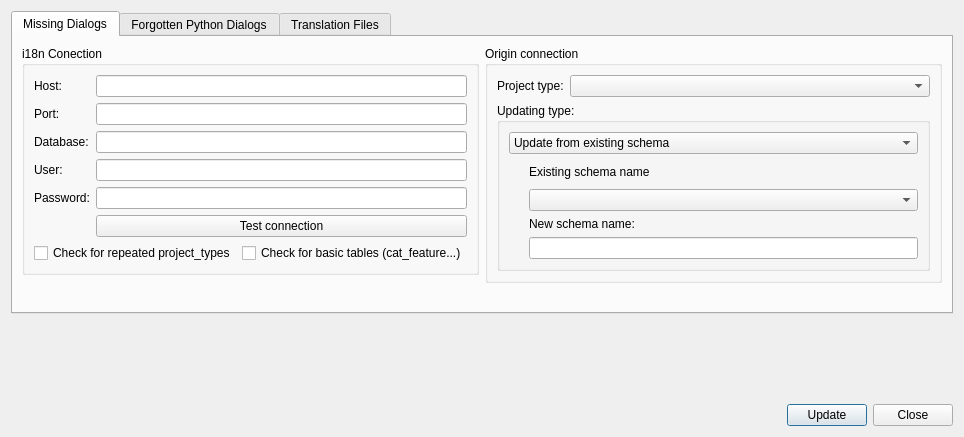
This is core/ui/admin/admin_i18n_manager.ui in Giswater/giswater_qgis_plugin as Qt 5 draws it before an edit. The edited form follows.
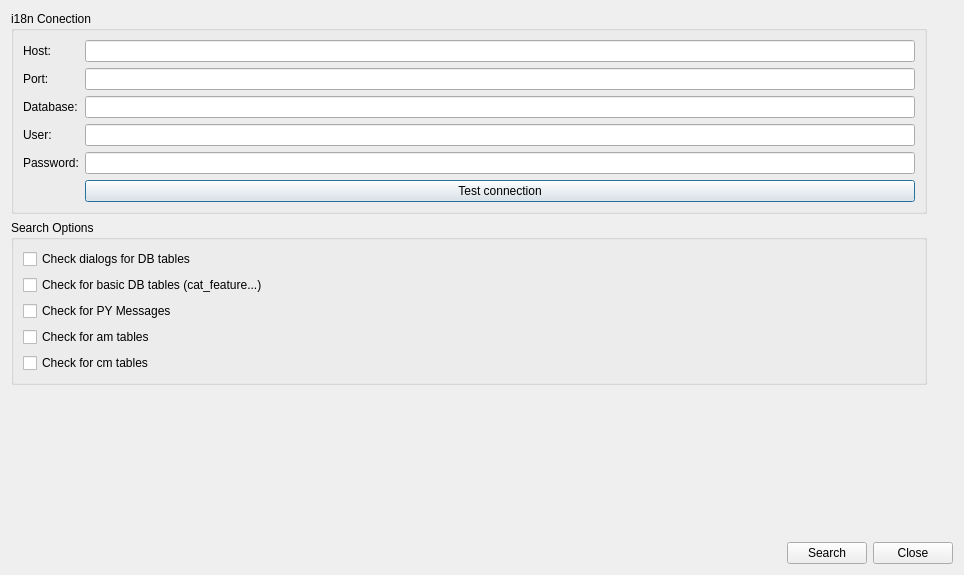
This is the edited form.

Commit message: fix(i18n): Improve i18n_manager to work with other schemas (am...)

The edit to the form file:
```diff
--- a/core/ui/admin/admin_i18n_manager.ui
+++ b/core/ui/admin/admin_i18n_manager.ui
@@ -7,7 +7,7 @@
     <x>0</x>
     <y>0</y>
     <width>964</width>
-    <height>437</height>
+    <height>575</height>
    </rect>
   </property>
   <property name="minimumSize">
@@ -26,154 +26,46 @@
    <string>Dialog</string>
   </property>
   <layout class="QGridLayout" name="gridLayout_4">
-   <item row="3" column="0" colspan="2">
-    <layout class="QGridLayout" name="lyt_buttons">
-     <item row="0" column="1">
-      <widget class="QPushButton" name="btn_update">
-       <property name="text">
-        <string>Update</string>
-       </property>
-      </widget>
-     </item>
-     <item row="0" column="2">
-      <widget class="QPushButton" name="btn_close">
-       <property name="text">
-        <string>Close</string>
-       </property>
-      </widget>
-     </item>
-     <item row="0" column="0">
-      <spacer name="horizontalSpacer">
-       <property name="orientation">
-        <enum>Qt::Horizontal</enum>
-       </property>
-       <property name="sizeHint" stdset="0">
-        <size>
-         <width>513</width>
-         <height>20</height>
-        </size>
-       </property>
-      </spacer>
-     </item>
-    </layout>
-   </item>
-   <item row="0" column="0" colspan="2">
-    <widget class="QTabWidget" name="tabmain">
-     <property name="currentIndex">
-      <number>0</number>
-     </property>
-     <widget class="QWidget" name="tab_missing_dialogs">
-      <attribute name="title">
-       <string>Missing Dialogs</string>
-      </attribute>
-      <layout class="QGridLayout" name="gridLayout_3">
-       <item row="2" column="0" colspan="2">
-        <widget class="QLabel" name="lbl_info">
-         <property name="text">
-          <string/>
-         </property>
-        </widget>
-       </item>
-       <item row="0" column="1" rowspan="2">
-        <widget class="QGroupBox" name="grb_org_conn">
-         <property name="enabled">
-          <bool>true</bool>
-         </property>
-         <property name="minimumSize">
-          <size>
-           <width>0</width>
-           <height>0</height>
-          </size>
-         </property>
+   <item row="1" column="0">
+    <widget class="QGroupBox" name="grp_search_options">
          <property name="title">
-          <string>Origin connection</string>
+      <string>Search Options</string>
          </property>
          <layout class="QGridLayout" name="gridLayout">
-          <item row="5" column="0">
-           <widget class="QGroupBox" name="grb_updatetype">
-            <property name="title">
-             <string>Updating type:</string>
-            </property>
-            <layout class="QVBoxLayout" name="verticalLayout_6">
-             <item>
-              <widget class="QComboBox" name="cmb_updatetype">
-               <item>
-                <property name="text">
-                 <string>Update from existing schema</string>
-                </property>
-               </item>
-               <item>
-                <property name="text">
-                 <string>Create new temporal schema</string>
-                </property>
-               </item>
-              </widget>
-             </item>
-             <item>
-              <layout class="QGridLayout" name="gridLayout_5">
                <item row="2" column="0">
-                <layout class="QVBoxLayout" name="verticalLayout_5">
-                 <item>
-                  <spacer name="verticalSpacer_2">
-                   <property name="orientation">
-                    <enum>Qt::Vertical</enum>
-                   </property>
-                   <property name="sizeHint" stdset="0">
-                    <size>
-                     <width>20</width>
-                     <height>40</height>
-                    </size>
-                   </property>
-                  </spacer>
-                 </item>
-                </layout>
-               </item>
-               <item row="3" column="1">
-                <layout class="QVBoxLayout" name="lyt_new_schema">
-                 <item>
-                  <widget class="QLabel" name="lbl_txt_schema_org">
+       <widget class="QCheckBox" name="chk_py_messages">
                    <property name="text">
-                    <string>New schema name:</string>
+         <string>Check for PY Messages</string>
                    </property>
                   </widget>
                  </item>
-                 <item>
-                  <widget class="QLineEdit" name="txt_schema_org"/>
-                 </item>
-                </layout>
-               </item>
-               <item row="2" column="1">
-                <layout class="QVBoxLayout" name="lyt_existing_schema">
-                 <item>
-                  <widget class="QLabel" name="lbl_cmb_schema_org">
+      <item row="1" column="0">
+       <widget class="QCheckBox" name="chk_for_su_tables">
                    <property name="text">
-                    <string>Existing schema name</string>
+         <string>Check for basic DB tables (cat_feature...)</string>
                    </property>
                   </widget>
                  </item>
-                 <item>
-                  <widget class="QComboBox" name="cmb_schema_org"/>
-                 </item>
-                </layout>
-               </item>
-              </layout>
-             </item>
-            </layout>
-           </widget>
-          </item>
-          <item row="2" column="0">
-           <layout class="QFormLayout" name="formLayout">
             <item row="0" column="0">
-             <widget class="QLabel" name="lbl_project_type">
+       <widget class="QCheckBox" name="chk_db_dialogs">
               <property name="text">
-               <string>Project type:</string>
+         <string>Check dialogs for DB tables</string>
               </property>
              </widget>
             </item>
-            <item row="0" column="1">
-             <widget class="QComboBox" name="cmb_projecttype"/>
-            </item>
-           </layout>
+      <item row="3" column="0">
+       <widget class="QCheckBox" name="chk_am_dialogs">
+        <property name="text">
+         <string>Check for am tables</string>
+        </property>
+       </widget>
+      </item>
+      <item row="4" column="0">
+       <widget class="QCheckBox" name="chk_cm_dialogs">
+        <property name="text">
+         <string>Check for cm tables</string>
+        </property>
+       </widget>
           </item>
          </layout>
         </widget>
@@ -248,42 +140,10 @@
             </property>
            </widget>
           </item>
-          <item row="6" column="0" colspan="2">
-           <layout class="QHBoxLayout" name="horizontalLayout">
-            <item>
-             <widget class="QCheckBox" name="chk_search_for_repeated">
-              <property name="text">
-               <string>Check for repeated project_types</string>
-              </property>
-             </widget>
-            </item>
-            <item>
-             <widget class="QCheckBox" name="check_for_su_tables">
-              <property name="text">
-               <string>Check for basic tables (cat_feature...)</string>
-              </property>
-             </widget>
-            </item>
-           </layout>
-          </item>
-         </layout>
-        </widget>
-       </item>
-      </layout>
-     </widget>
-     <widget class="QWidget" name="tab_2">
-      <attribute name="title">
-       <string>Forgotten Python Dialogs</string>
-      </attribute>
-     </widget>
-     <widget class="QWidget" name="tab_translation_files">
-      <attribute name="title">
-       <string>Translation Files</string>
-      </attribute>
-     </widget>
-    </widget>
-   </item>
-   <item row="1" column="1">
+     </layout>
+    </widget>
+   </item>
+   <item row="8" column="1">
     <spacer name="verticalSpacer">
      <property name="orientation">
       <enum>Qt::Vertical</enum>
@@ -296,6 +156,44 @@
      </property>
     </spacer>
    </item>
+   <item row="10" column="0" colspan="2">
+    <layout class="QGridLayout" name="lyt_buttons">
+     <item row="0" column="2">
+      <widget class="QPushButton" name="btn_close">
+       <property name="text">
+        <string>Close</string>
+       </property>
+      </widget>
+     </item>
+     <item row="0" column="0">
+      <spacer name="horizontalSpacer">
+       <property name="orientation">
+        <enum>Qt::Horizontal</enum>
+       </property>
+       <property name="sizeHint" stdset="0">
+        <size>
+         <width>513</width>
+         <height>20</height>
+        </size>
+       </property>
+      </spacer>
+     </item>
+     <item row="0" column="1">
+      <widget class="QPushButton" name="btn_search">
+       <property name="text">
+        <string>Search</string>
+       </property>
+      </widget>
+     </item>
+    </layout>
+   </item>
+   <item row="2" column="0">
+    <widget class="QLabel" name="lbl_info">
+     <property name="text">
+      <string/>
+     </property>
+    </widget>
+   </item>
   </layout>
  </widget>
  <tabstops>
```
Lines whose indentation alone changed are shown as unchanged. The commit also changes 2 other files.
